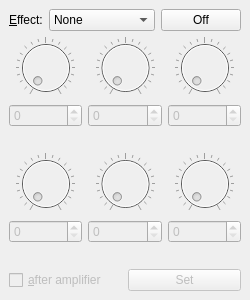
offa/plug, file src/ui/effect.ui: the form before one commit.
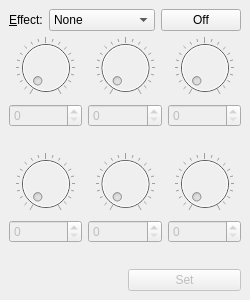
The form after the commit.

Commit message: Add UI elements for FX loop (#245)

What changed in the file:
```diff
--- a/src/ui/effect.ui
+++ b/src/ui/effect.ui
@@ -511,14 +511,7 @@
     <item>
      <layout class="QHBoxLayout" name="horizontalLayout_4">
       <item>
-       <widget class="QCheckBox" name="checkBox">
-        <property name="enabled">
-         <bool>false</bool>
-        </property>
-        <property name="text">
-         <string>&amp;after amplifier</string>
-        </property>
-       </widget>
+       <widget class="QLabel" name="labelPosition"/>
       </item>
       <item>
        <widget class="QPushButton" name="setButton">
```
Left out of the diff: 1 changed line with no effect on the pictures. The commit also changes 5 other files.
